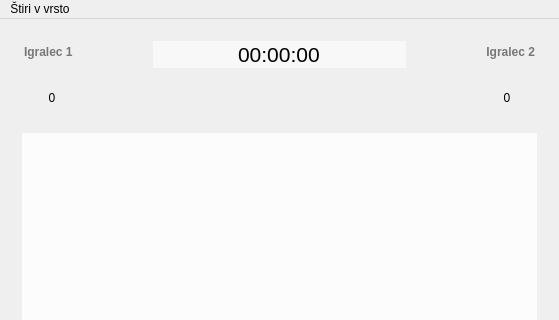
Above: glavnookno.ui from vladimirrujevic/rpoprojekt before the change; both pictures show x 0 to 559 and y 0 to 320 of the 559 by 607 pixel window. Below: the same form after it.
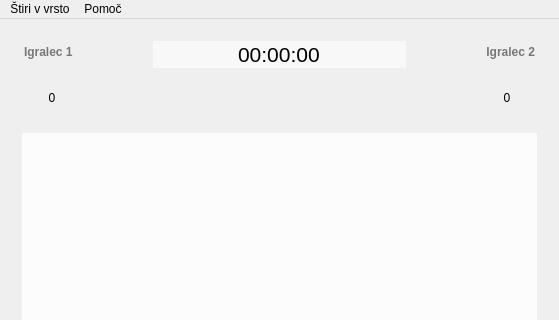
That is the form after the change. Icons and pictures are not drawn.

Commit message:
About dialog
Dodan meni pomoč z AboutQt dialogom in About dialogom
Preusmerjeno dugme undo na novo funkcijo undo
Omogočeno vključevanje in izključevanje glazbe z uporabo glavnookno::toggleMusic
Posodobljen README.md da vključuje splošna pravila igre
TODO: how to run on Windows? (readme)
TODO: package and deploy
TODO: Windows installer?

The edit to the form file:
```diff
--- a/glavnookno.ui
+++ b/glavnookno.ui
@@ -692,7 +692,7 @@
      <x>0</x>
      <y>0</y>
      <width>559</width>
-     <height>19</height>
+     <height>23</height>
     </rect>
    </property>
    <widget class="QMenu" name="menu_tiri_v_vrsto">
@@ -703,7 +703,15 @@
     <addaction name="actionZapri"/>
     <addaction name="actionUndo"/>
    </widget>
+   <widget class="QMenu" name="menuPomo">
+    <property name="title">
+     <string>Pomoč</string>
+    </property>
+    <addaction name="actionO_aplikaciji"/>
+    <addaction name="actionO_Qt"/>
+   </widget>
    <addaction name="menu_tiri_v_vrsto"/>
+   <addaction name="menuPomo"/>
   </widget>
   <widget class="QStatusBar" name="statusBar">
    <property name="statusTip">
```
Left out of the diff: 14 changed lines with no effect on the pictures. The commit also changes 7 other files.
